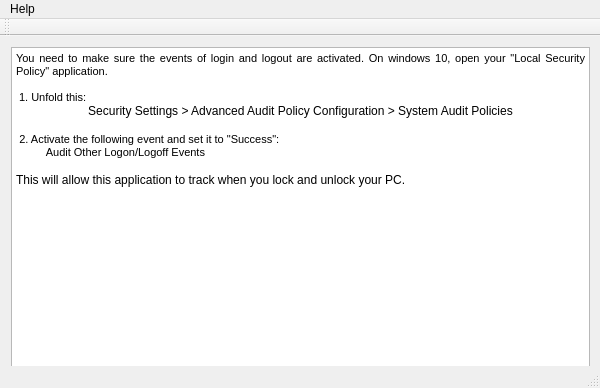
This is src/View/gui/MainWindow.ui in alexmo16/TimesheetAssistant as Qt 5 draws it before an edit. The edited form follows.
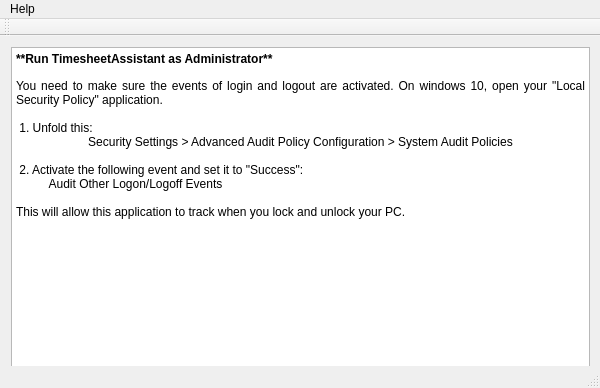
This is the edited form.

Commit message: retrieve vector of xml events

Diff of the .ui file:
```diff
--- a/src/View/gui/MainWindow.ui
+++ b/src/View/gui/MainWindow.ui
@@ -34,13 +34,15 @@
 &lt;html&gt;&lt;head&gt;&lt;meta name=&quot;qrichtext&quot; content=&quot;1&quot; /&gt;&lt;style type=&quot;text/css&quot;&gt;
 p, li { white-space: pre-wrap; }
 &lt;/style&gt;&lt;/head&gt;&lt;body style=&quot; font-family:'MS Shell Dlg 2'; font-size:8.25pt; font-weight:400; font-style:normal;&quot;&gt;
-&lt;p align=&quot;justify&quot; style=&quot; margin-top:0px; margin-bottom:0px; margin-left:0px; margin-right:0px; -qt-block-indent:0; text-indent:0px;&quot;&gt;You need to make sure the events of login and logout are activated. On windows 10, open your &amp;quot;Local Security Policy&amp;quot; application. &lt;/p&gt;
+&lt;p style=&quot; margin-top:0px; margin-bottom:0px; margin-left:0px; margin-right:0px; -qt-block-indent:0; text-indent:0px;&quot;&gt;&lt;span style=&quot; font-size:9pt; font-weight:600;&quot;&gt;**Run TimesheetAssistant as Administrator**&lt;/span&gt;&lt;/p&gt;
 &lt;p align=&quot;justify&quot; style=&quot;-qt-paragraph-type:empty; margin-top:0px; margin-bottom:0px; margin-left:0px; margin-right:0px; -qt-block-indent:0; text-indent:0px;&quot;&gt;&lt;br /&gt;&lt;/p&gt;
-&lt;p align=&quot;justify&quot; style=&quot; margin-top:0px; margin-bottom:0px; margin-left:0px; margin-right:0px; -qt-block-indent:0; text-indent:0px;&quot;&gt; 1. Unfold this: &lt;/p&gt;
+&lt;p align=&quot;justify&quot; style=&quot; margin-top:0px; margin-bottom:0px; margin-left:0px; margin-right:0px; -qt-block-indent:0; text-indent:0px;&quot;&gt;&lt;span style=&quot; font-size:9pt;&quot;&gt;You need to make sure the events of login and logout are activated. On windows 10, open your &amp;quot;Local Security Policy&amp;quot; application. &lt;/span&gt;&lt;/p&gt;
+&lt;p align=&quot;justify&quot; style=&quot;-qt-paragraph-type:empty; margin-top:0px; margin-bottom:0px; margin-left:0px; margin-right:0px; -qt-block-indent:0; text-indent:0px; font-size:9pt;&quot;&gt;&lt;br /&gt;&lt;/p&gt;
+&lt;p align=&quot;justify&quot; style=&quot; margin-top:0px; margin-bottom:0px; margin-left:0px; margin-right:0px; -qt-block-indent:0; text-indent:0px;&quot;&gt;&lt;span style=&quot; font-size:9pt;&quot;&gt; 1. Unfold this: &lt;/span&gt;&lt;/p&gt;
 &lt;p align=&quot;center&quot; style=&quot; margin-top:0px; margin-bottom:0px; margin-left:0px; margin-right:0px; -qt-block-indent:0; text-indent:0px;&quot;&gt;&lt;span style=&quot; font-size:9pt;&quot;&gt;Security Settings &amp;gt; Advanced Audit Policy Configuration &amp;gt; System Audit Policies&lt;/span&gt;&lt;/p&gt;
 &lt;p align=&quot;justify&quot; style=&quot; margin-top:0px; margin-bottom:0px; margin-left:0px; margin-right:0px; -qt-block-indent:0; text-indent:0px;&quot;&gt;&lt;span style=&quot; font-size:9pt;&quot;&gt; &lt;/span&gt;&lt;/p&gt;
-&lt;p align=&quot;justify&quot; style=&quot; margin-top:0px; margin-bottom:0px; margin-left:0px; margin-right:0px; -qt-block-indent:0; text-indent:0px;&quot;&gt;&lt;span style=&quot; font-size:9pt;&quot;&gt; &lt;/span&gt;&lt;span style=&quot; font-size:8pt;&quot;&gt;2. Activate the following event and set it to &amp;quot;Success&amp;quot;:&lt;/span&gt;&lt;/p&gt;
-&lt;p align=&quot;justify&quot; style=&quot; margin-top:0px; margin-bottom:0px; margin-left:0px; margin-right:0px; -qt-block-indent:0; text-indent:0px;&quot;&gt;&lt;span style=&quot; font-size:8pt;&quot;&gt;          Audit Other Logon/Logoff Events&lt;/span&gt;&lt;/p&gt;
+&lt;p align=&quot;justify&quot; style=&quot; margin-top:0px; margin-bottom:0px; margin-left:0px; margin-right:0px; -qt-block-indent:0; text-indent:0px;&quot;&gt;&lt;span style=&quot; font-size:9pt;&quot;&gt; 2. Activate the following event and set it to &amp;quot;Success&amp;quot;:&lt;/span&gt;&lt;/p&gt;
+&lt;p align=&quot;justify&quot; style=&quot; margin-top:0px; margin-bottom:0px; margin-left:0px; margin-right:0px; -qt-block-indent:0; text-indent:0px;&quot;&gt;&lt;span style=&quot; font-size:9pt;&quot;&gt;          Audit Other Logon/Logoff Events&lt;/span&gt;&lt;/p&gt;
 &lt;p align=&quot;justify&quot; style=&quot;-qt-paragraph-type:empty; margin-top:0px; margin-bottom:0px; margin-left:0px; margin-right:0px; -qt-block-indent:0; text-indent:0px; font-size:9pt;&quot;&gt;&lt;br /&gt;&lt;/p&gt;
 &lt;p align=&quot;justify&quot; style=&quot; margin-top:0px; margin-bottom:0px; margin-left:0px; margin-right:0px; -qt-block-indent:0; text-indent:0px;&quot;&gt;&lt;span style=&quot; font-size:9pt;&quot;&gt;This will allow this application to track when you lock and unlock your PC. &lt;/span&gt;&lt;/p&gt;&lt;/body&gt;&lt;/html&gt;</string>
        </property>
```
The commit also changes 3 other files.
